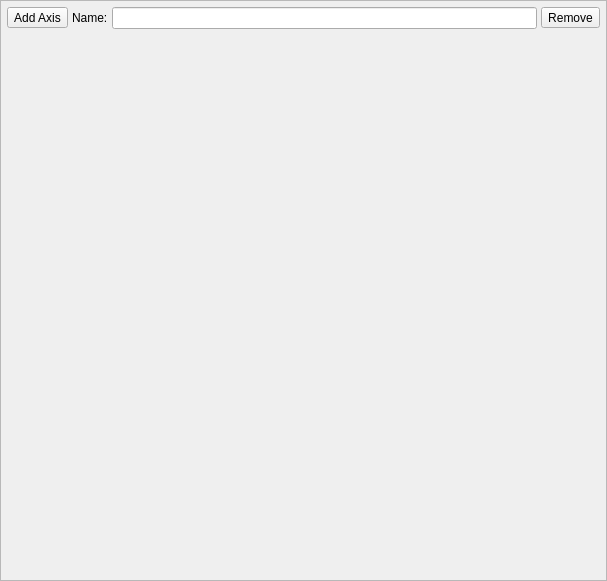
This is modules/Rescue/Action.ui in ltjax/Rescue as Qt 5 draws it before an edit. The edited form follows.
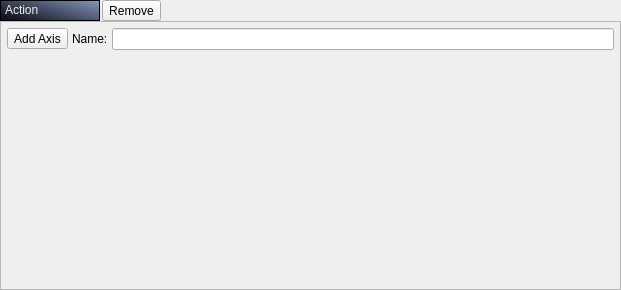
This is the edited form. Icons and pictures are not drawn.

Patch:
```diff
--- a/modules/Rescue/Action.ui
+++ b/modules/Rescue/Action.ui
@@ -6,14 +6,17 @@
    <rect>
     <x>0</x>
     <y>0</y>
-    <width>607</width>
-    <height>581</height>
+    <width>621</width>
+    <height>290</height>
    </rect>
   </property>
   <property name="windowTitle">
    <string>Form</string>
   </property>
   <layout class="QVBoxLayout" name="verticalLayout_2">
+   <property name="spacing">
+    <number>0</number>
+   </property>
    <property name="leftMargin">
     <number>0</number>
    </property>
@@ -26,6 +29,81 @@
    <property name="bottomMargin">
     <number>0</number>
    </property>
+   <item>
+    <layout class="QHBoxLayout" name="horizontalLayout_2">
+     <property name="spacing">
+      <number>2</number>
+     </property>
+     <item>
+      <widget class="QFrame" name="frame_2">
+       <property name="styleSheet">
+        <string notr="true">.QFrame {background-color: qlineargradient(spread:pad, x1:0, y1:0.739, x2:0.965174, y2:0.034, stop:0 rgba(19, 21, 31, 255), stop:1 rgba(130, 146, 185, 255))}</string>
+       </property>
+       <property name="frameShape">
+        <enum>QFrame::StyledPanel</enum>
+       </property>
+       <property name="frameShadow">
+        <enum>QFrame::Plain</enum>
+       </property>
+       <layout class="QHBoxLayout" name="horizontalLayout_3">
+        <property name="leftMargin">
+         <number>4</number>
+        </property>
+        <property name="topMargin">
+         <number>1</number>
+        </property>
+        <property name="rightMargin">
+         <number>60</number>
+        </property>
+        <property name="bottomMargin">
+         <number>1</number>
+        </property>
+        <item>
+         <widget class="QLabel" name="label_2">
+          <property name="sizePolicy">
+           <sizepolicy hsizetype="Preferred" vsizetype="Fixed">
+            <horstretch>0</horstretch>
+            <verstretch>0</verstretch>
+           </sizepolicy>
+          </property>
+          <property name="styleSheet">
+           <string notr="true">color: rgb(238, 238, 236);
+font: 12pt &quot;Sans&quot;;</string>
+          </property>
+          <property name="text">
+           <string>Action</string>
+          </property>
+         </widget>
+        </item>
+       </layout>
+      </widget>
+     </item>
+     <item>
+      <widget class="QToolButton" name="remove">
+       <property name="text">
+        <string>Remove</string>
+       </property>
+       <property name="icon">
+        <iconset resource="../../icons.qrc">
+         <normaloff>:/icon/remove</normaloff>:/icon/remove</iconset>
+       </property>
+      </widget>
+     </item>
+     <item>
+      <spacer name="horizontalSpacer">
+       <property name="orientation">
+        <enum>Qt::Horizontal</enum>
+       </property>
+       <property name="sizeHint" stdset="0">
+        <size>
+         <width>40</width>
+         <height>20</height>
+        </size>
+       </property>
+      </spacer>
+     </item>
+    </layout>
+   </item>
    <item>
     <widget class="QFrame" name="frame">
      <property name="frameShape">
@@ -76,27 +154,22 @@
         <item>
          <widget class="QLineEdit" name="name"/>
         </item>
-        <item>
-         <widget class="QToolButton" name="remove">
-          <property name="text">
-           <string>Remove</string>
-          </property>
-          <property name="icon">
-           <iconset resource="../../icons.qrc">
-            <normaloff>:/icon/remove</normaloff>:/icon/remove</iconset>
-          </property>
-         </widget>
-        </item>
        </layout>
       </item>
       <item>
        <widget class="QWidget" name="axisArea" native="true">
         <property name="sizePolicy">
-         <sizepolicy hsizetype="Preferred" vsizetype="MinimumExpanding">
+         <sizepolicy hsizetype="Preferred" vsizetype="Minimum">
           <horstretch>0</horstretch>
           <verstretch>0</verstretch>
          </sizepolicy>
         </property>
+        <property name="minimumSize">
+         <size>
+          <width>0</width>
+          <height>220</height>
+         </size>
+        </property>
        </widget>
       </item>
      </layout>
```
